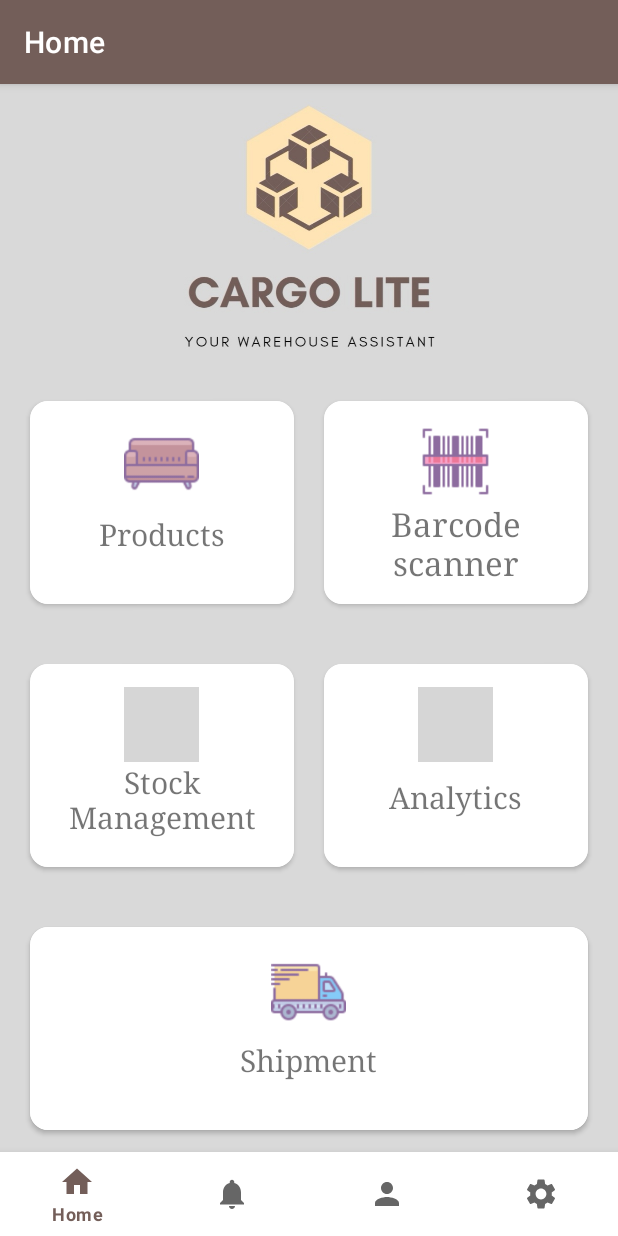
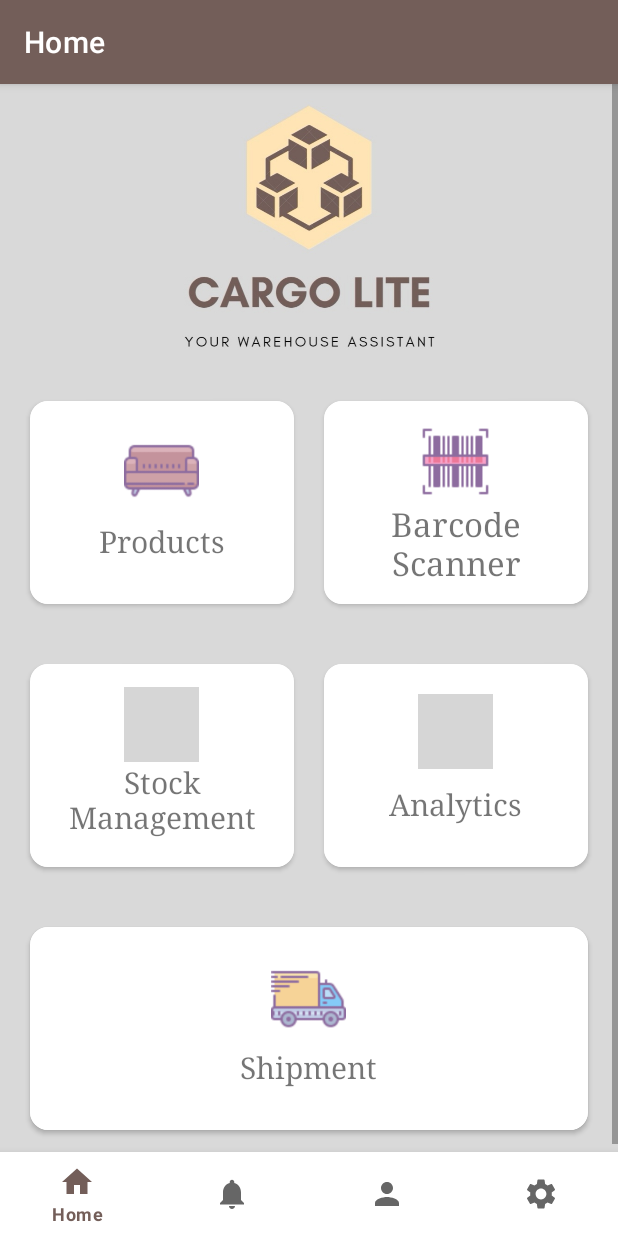
Before and after one commit to ongyijie/CargoLiteAssignment, an Android app: the HomeFragment screen opened directly, with no data from a screen before it, on a phone screen of 412 x 824 dp. Run offline under Robolectric (Android 15) with nearby library versions, the phone set to English and light mode, and no system bars; our stand-ins replace navigation-ui; grey boxes are pictures that could not be loaded.

Commit message:
22/11 12:26am commit

```diff
--- a/app/src/main/res/layout/activity_main.xml
+++ b/app/src/main/res/layout/activity_main.xml
@@ -24,7 +24,6 @@
         app:layout_constraintBottom_toBottomOf="parent"
         app:layout_constraintLeft_toLeftOf="parent"
         app:layout_constraintRight_toRightOf="parent"
-        app:layout_behavior="@string/hide_bottom_view_on_scroll_behavior"
         app:menu="@menu/bottom_nav_menu" />
 
     <fragment
--- a/app/src/main/res/layout/fragment_home.xml
+++ b/app/src/main/res/layout/fragment_home.xml
@@ -5,13 +5,15 @@
     android:layout_width="match_parent"
     android:layout_height="match_parent"
     android:background="@color/gray"
+    android:layout_marginBottom="?attr/actionBarSize"
     tools:context=".MainActivity">
 
     <androidx.constraintlayout.widget.ConstraintLayout
         android:id="@+id/ConstraintLayout"
         android:layout_width="match_parent"
         android:layout_height="wrap_content"
-        android:background="@color/gray">
+        android:background="@color/gray"
+        android:isScrollContainer="false">
 
         <LinearLayout
             android:id="@+id/linearLayout1"
@@ -31,8 +33,9 @@
                 android:layout_height="match_parent"
                 android:layout_margin="10dp"
                 android:layout_weight="1"
+                android:clickable="true"
+                android:focusable="true"
                 android:foreground="?android:attr/selectableItemBackground"
-                android:clickable="true"
                 app:cardCornerRadius="12dp">
 
                 <RelativeLayout
@@ -56,7 +59,7 @@
                         android:layout_width="50dp"
                         android:layout_height="50dp"
                         android:layout_centerHorizontal="true"
-                        android:layout_marginTop="15dp"
+                        android:layout_marginTop="20dp"
                         app:srcCompat="@drawable/products_icon" />
                 </RelativeLayout>
             </androidx.cardview.widget.CardView>
@@ -67,8 +70,9 @@
                 android:layout_height="match_parent"
                 android:layout_margin="10dp"
                 android:layout_weight="1"
+                android:clickable="true"
+                android:focusable="true"
                 android:foreground="?android:attr/selectableItemBackground"
-                android:clickable="true"
                 app:cardCornerRadius="12dp">
 
                 <RelativeLayout
@@ -116,8 +120,9 @@
                 android:layout_height="match_parent"
                 android:layout_margin="10dp"
                 android:layout_weight="1"
+                android:clickable="true"
+                android:focusable="true"
                 android:foreground="?android:attr/selectableItemBackground"
-                android:clickable="true"
                 app:cardCornerRadius="12dp">
 
                 <RelativeLayout
@@ -152,8 +157,9 @@
                 android:layout_height="match_parent"
                 android:layout_margin="10dp"
                 android:layout_weight="1"
+                android:clickable="true"
+                android:focusable="true"
                 android:foreground="?android:attr/selectableItemBackground"
-                android:clickable="true"
                 app:cardCornerRadius="12dp">
 
                 <RelativeLayout
@@ -177,7 +183,7 @@
                         android:layout_width="50dp"
                         android:layout_height="50dp"
                         android:layout_centerHorizontal="true"
-                        android:layout_marginTop="15dp"
+                        android:layout_marginTop="20dp"
                         app:srcCompat="@drawable/analytics_icon" />
                 </RelativeLayout>
             </androidx.cardview.widget.CardView>
@@ -201,8 +207,9 @@
                 android:layout_height="match_parent"
                 android:layout_margin="10dp"
                 android:layout_weight="1"
+                android:clickable="true"
+                android:focusable="true"
                 android:foreground="?android:attr/selectableItemBackground"
-                android:clickable="true"
                 app:cardCornerRadius="12dp">
 
                 <RelativeLayout
@@ -226,7 +233,7 @@
                         android:layout_width="50dp"
                         android:layout_height="50dp"
                         android:layout_centerHorizontal="true"
-                        android:layout_marginTop="15dp"
+                        android:layout_marginTop="20dp"
                         app:srcCompat="@drawable/shipment_icon" />
                 </RelativeLayout>
             </androidx.cardview.widget.CardView>
@@ -276,7 +283,6 @@
             android:layout_width="wrap_content"
             android:layout_height="wrap_content"
             android:layout_marginStart="16dp"
-            android:layout_marginLeft="16dp"
             app:layout_constraintStart_toStartOf="parent"
             app:layout_constraintTop_toBottomOf="@+id/imageViewLogo" />
     </androidx.constraintlayout.widget.ConstraintLayout>
--- a/app/src/main/res/values/colors.xml
+++ b/app/src/main/res/values/colors.xml
@@ -9,5 +9,5 @@
     <color name="gray">#D9D9D9</color>
     <color name="white">#FFFFFFFF</color>
     <color name="brown">#735E59</color>
-    <color name="yellow">#FFE5B6</color>
+    <color name="yellow">#FDFDE2</color>
 </resources>
--- a/app/src/main/res/values/strings.xml
+++ b/app/src/main/res/values/strings.xml
@@ -5,7 +5,7 @@
     <string name="title_notifications">Notifications</string>
     <string name="action_settings">Settings</string>
     <string name="products">Products</string>
-    <string name="scanner">Barcode scanner</string>
+    <string name="scanner">Barcode Scanner</string>
     <string name="stock">Stock Management</string>
     <string name="analytics">Analytics</string>
     <string name="shipment">Shipment</string>
```
